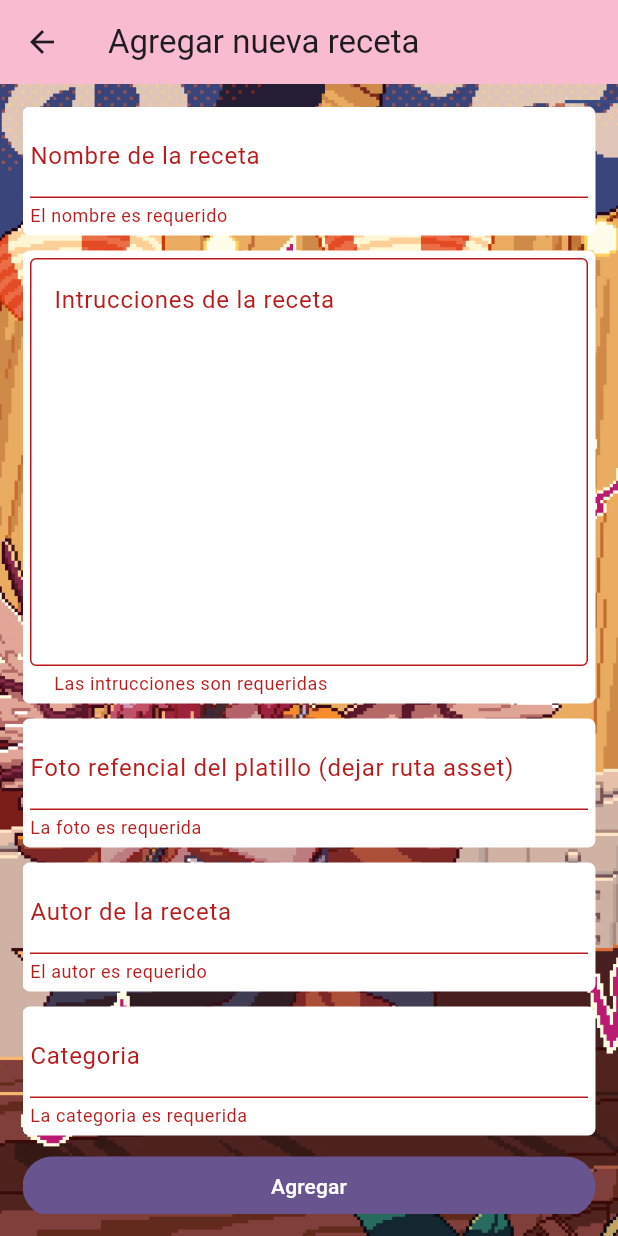
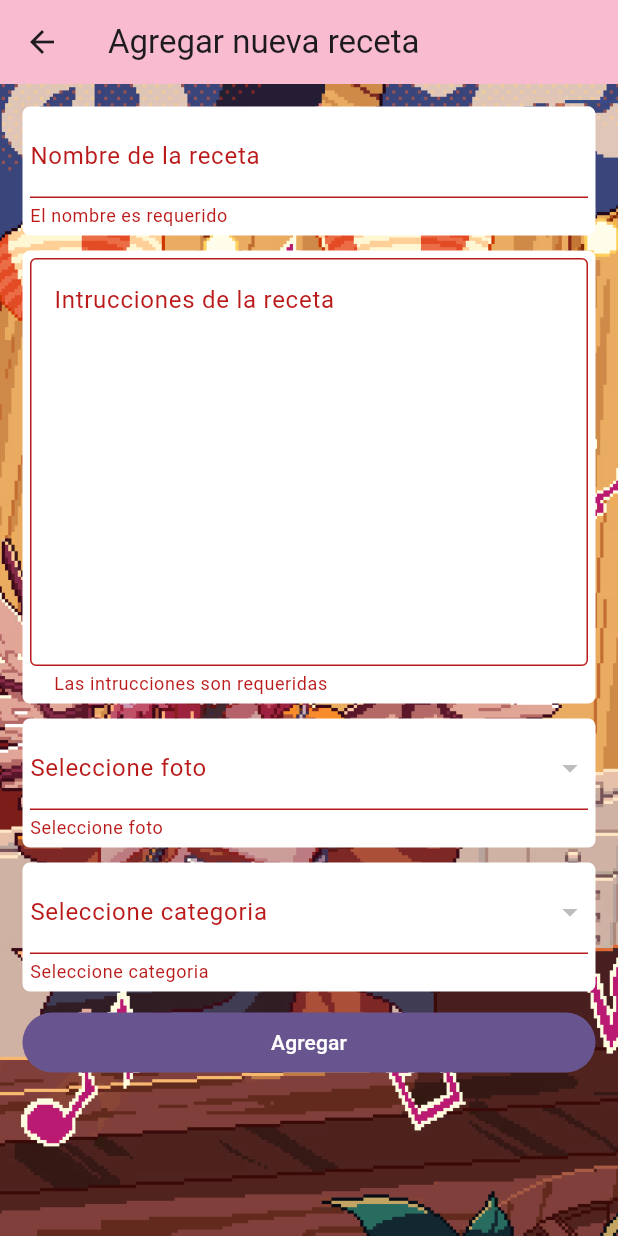
Before and after one commit to valennh/Proyecto_Dam, a Flutter app: the NuevaRecetaPage screen opened directly, after a tap on "Agregar", on a phone screen of 412 x 824 dp. Run offline on Flutter 3.47's test engine with Material 3 defaults, Android fonts, the phone set to English and light mode, and no system bars; our stand-ins replace carousel_slider, cloud_firestore, firebase_auth, firebase_core, flutter_slidable, google_sign_in and 1 more; accounts and stored records are empty.

Commit message:
Ultimos detalles
dropdown categoria + fotos
poder ver mis recetas segun autor

```diff
--- a/cert3_dam/lib/pages/mis_recetas_page.dart
+++ b/cert3_dam/lib/pages/mis_recetas_page.dart
@@ -27,10 +27,9 @@ class MisRecetasPage extends StatelessWidget {
         Container(
           padding: EdgeInsets.all(10),
           child: StreamBuilder(
-            stream: FbService().recetas(),
+            stream: FbService().recetasPorAutor(),
             builder: (context, AsyncSnapshot<QuerySnapshot> snapshot) {
-              if (!snapshot.hasData ||
-                  snapshot.connectionState == ConnectionState.waiting) {
+              if (!snapshot.hasData || snapshot.connectionState == ConnectionState.waiting) {
                 return Center(child: CircularProgressIndicator());
               }
               return ListView.builder(
@@ -38,24 +37,21 @@ class MisRecetasPage extends StatelessWidget {
                 itemBuilder: (context, index) {
                   var receta = snapshot.data!.docs[index];
                   return Slidable(
-                      startActionPane:
-                          ActionPane(motion: ScrollMotion(), children: [
+                      startActionPane: ActionPane(motion: ScrollMotion(), children: [
                         SlidableAction(
                           onPressed: (_) {
                             FbService().borrarReceta(receta.id).then((_) {
                               // Usar directamente el ScaffoldMessenger desde el contexto del Scaffold
                               ScaffoldMessenger.of(context).showSnackBar(
                                 SnackBar(
-                                  content:
-                                      Text('Receta eliminada exitosamente'),
+                                  content: Text('Receta eliminada exitosamente'),
                                   backgroundColor: Colors.green,
                                 ),
                               );
                             }).catchError((error) {
                               ScaffoldMessenger.of(context).showSnackBar(
                                 SnackBar(
-                                  content: Text(
-                                      'Error al eliminar la receta: $error'),
+                                  content: Text('Error al eliminar la receta: $error'),
                                   backgroundColor: Colors.red,
                                 ),
                               );
--- a/cert3_dam/lib/pages/nueva_receta_page.dart
+++ b/cert3_dam/lib/pages/nueva_receta_page.dart
@@ -1,5 +1,6 @@
 import 'package:cert3_dam/services/fb_service.dart';
 import 'package:flutter/material.dart';
+import 'package:firebase_auth/firebase_auth.dart';
 
 class NuevaRecetaPage extends StatefulWidget {
   const NuevaRecetaPage({super.key});
@@ -15,7 +16,8 @@ class _NuevaRecetaPageState extends State<NuevaRecetaPage> {
   TextEditingController instCtrl = TextEditingController();
   TextEditingController fotoCtrl = TextEditingController();
   TextEditingController autorCtrl = TextEditingController();
-  TextEditingController catCtrl = TextEditingController();
+  String categoriaSeleccioanda = '';
+  String fotoSeleccionada = '';
 
   //se debe agregar campo de categoria (comboBox), yo por mientras le puse un Texteditingcontroller para probar si estaba funcionando bien,
   //OJO el valor que devuelve el combobox DEBE ser string
@@ -93,18 +95,34 @@ class _NuevaRecetaPageState extends State<NuevaRecetaPage> {
                         color: Colors.white,
                         borderRadius: BorderRadius.circular(5),
                       ),
-                      child: TextFormField(
-                        validator: (foto) {
-                          if (foto!.isEmpty) {
-                            return 'La foto es requerida';
+                      child: StreamBuilder(
+                        stream: FbService().fotos(),
+                        builder: (context, AsyncSnapshot snapshot) {
+                          if (!snapshot.hasData || snapshot.connectionState == ConnectionState.waiting) {
+                            return Text('Cargando fotos...');
                           }
-                          return null;
+
+                          var fotos = snapshot.data!.docs;
+                          return DropdownButtonFormField<String>(
+                            decoration: InputDecoration(labelText: 'Seleccione foto'),
+                            value: null,
+                            onChanged: (value) {
+                              fotoSeleccionada = value!;
+                            },
+                            validator: (value) {
+                              if (value == null || value.isEmpty) {
+                                return 'Seleccione foto';
+                              }
+                              return null;
+                            },
+                            items: fotos.map<DropdownMenuItem<String>>((foto) {
+                              return DropdownMenuItem<String>(
+                                child: Text(foto['nombre']),
+                                value: foto['foto'],
+                              );
+                            }).toList(),
+                          );
                         },
-                        controller: fotoCtrl,
-                        decoration: InputDecoration(
-                          labelText:
-                              'Foto refencial del platillo (dejar ruta asset)',
-                        ),
                       ),
                     ),
                     Container(
@@ -114,52 +132,44 @@ class _NuevaRecetaPageState extends State<NuevaRecetaPage> {
                         color: Colors.white,
                         borderRadius: BorderRadius.circular(5),
                       ),
-                      child: TextFormField(
-                        validator: (autor) {
-                          if (autor!.isEmpty) {
-                            return 'El autor es requerido';
+                      child: StreamBuilder(
+                        stream: FbService().categorias(),
+                        builder: (context, AsyncSnapshot snapshot) {
+                          if (!snapshot.hasData || snapshot.connectionState == ConnectionState.waiting) {
+                            return Text('Cargando categorias...');
                           }
-                          return null;
+
+                          var categorias = snapshot.data!.docs;
+                          return DropdownButtonFormField<String>(
+                            decoration: InputDecoration(labelText: 'Seleccione categoria'),
+                            value: null,
+                            onChanged: (value) {
+                              categoriaSeleccioanda = value!;
+                            },
+                            validator: (value) {
+                              if (value == null || value.isEmpty) {
+                                return 'Seleccione categoria';
+                              }
+                              return null;
+                            },
+                            items: categorias.map<DropdownMenuItem<String>>((categoria) {
+                              return DropdownMenuItem<String>(
+                                child: Text(categoria['preparacion']),
+                                value: categoria['preparacion'],
+                              );
+                            }).toList(),
+                          );
                         },
-                        controller: autorCtrl,
-                        decoration: InputDecoration(
-                          labelText: 'Autor de la receta',
-                        ),
-                      ),
-                    ),
-                    Container(
-                      margin: EdgeInsets.only(bottom: 10),
-                      padding: EdgeInsets.all(5),
-                      decoration: BoxDecoration(
-                        color: Colors.white,
-                        borderRadius: BorderRadius.circular(5),
-                      ),
-                      child: TextFormField(
-                        validator: (cat) {
-                          if (cat!.isEmpty) {
-                            return 'La categoria es requerida';
-                          }
-                          return null;
-                        },
-                        controller: catCtrl,
-                        decoration: InputDecoration(
-                          labelText: 'Categoria',
-                        ),
                       ),
                     ),
                     FilledButton(
                         onPressed: () {
+                          User? user = FirebaseAuth.instance.currentUser;
+                          String userName = user!.displayName ?? 'No name';
+
                           // form ya validado
                           if (formKey.currentState!.validate()) {
-                            FbService()
-                                .nuevaReceta(
-                              nombreCtrl.text.trim(),
-                              instCtrl.text.trim(),
-                              fotoCtrl.text.trim(),
-                              autorCtrl.text.trim(),
-                              catCtrl.text.trim(),
-                            )
-                                .then((_) {
+                            FbService().nuevaReceta(nombreCtrl.text.trim(), instCtrl.text.trim(), fotoSeleccionada, userName, categoriaSeleccioanda).then((_) {
                               ScaffoldMessenger.of(context).showSnackBar(
                                 SnackBar(
                                   content: Text('Receta agregada exitosamente'),
@@ -173,8 +183,7 @@ class _NuevaRecetaPageState extends State<NuevaRecetaPage> {
                             }).catchError((error) {
                               ScaffoldMessenger.of(context).showSnackBar(
                                 SnackBar(
-                                  content:
-                                      Text('Error al agregar receta: $error'),
+                                  content: Text('Error al agregar receta: $error'),
                                   backgroundColor: Colors.red,
                                 ),
                               );
--- a/cert3_dam/lib/services/fb_service.dart
+++ b/cert3_dam/lib/services/fb_service.dart
@@ -1,8 +1,22 @@
 import 'package:cloud_firestore/cloud_firestore.dart';
+import 'package:firebase_auth/firebase_auth.dart';
 
 class FbService {
   Stream<QuerySnapshot> recetas() {
     return FirebaseFirestore.instance.collection('recetas').snapshots();
+  }
+
+  Stream<QuerySnapshot> recetasPorAutor() {
+    User? user = FirebaseAuth.instance.currentUser;
+    if (user != null) {
+      return FirebaseFirestore.instance.collection('recetas').where('autor', isEqualTo: user.displayName).snapshots();
+    } else {
+      return Stream.empty();
+    }
+  }
+
+  Stream<QuerySnapshot> fotos() {
+    return FirebaseFirestore.instance.collection('fotos').snapshots();
   }
 
   Stream<DocumentSnapshot> recetaConId(String id) {
@@ -10,21 +24,15 @@ class FbService {
   }
 
   Stream<QuerySnapshot<Map<String, dynamic>>> categoria(String cat) {
-    return FirebaseFirestore.instance
-        .collection('categorias')
-        .where('preparacion', isEqualTo: cat)
-        .snapshots();
+    return FirebaseFirestore.instance.collection('categorias').where('preparacion', isEqualTo: cat).snapshots();
   }
 
-  Future<void> nuevaReceta(
-      String nombre, String inst, String foto, String autor, String cat) {
-    return FirebaseFirestore.instance.collection('recetas').doc().set({
-      'nombre': nombre,
-      'instrucciones': inst,
-      'foto': foto,
-      'autor': autor,
-      'categoria': cat
-    });
+  Stream<QuerySnapshot<Map<String, dynamic>>> categorias() {
+    return FirebaseFirestore.instance.collection('categorias').snapshots();
+  }
+
+  Future<void> nuevaReceta(String nombre, String inst, String foto, String autor, String cat) {
+    return FirebaseFirestore.instance.collection('recetas').doc().set({'nombre': nombre, 'instrucciones': inst, 'foto': foto, 'autor': autor, 'categoria': cat});
   }
 
   Future<void> borrarReceta(String id) {
```
Also changed, not shown: 1 other file.
